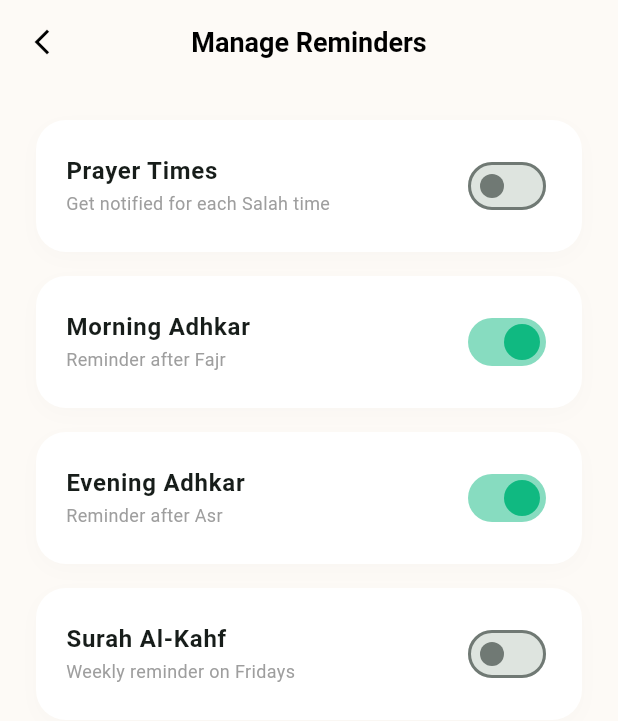
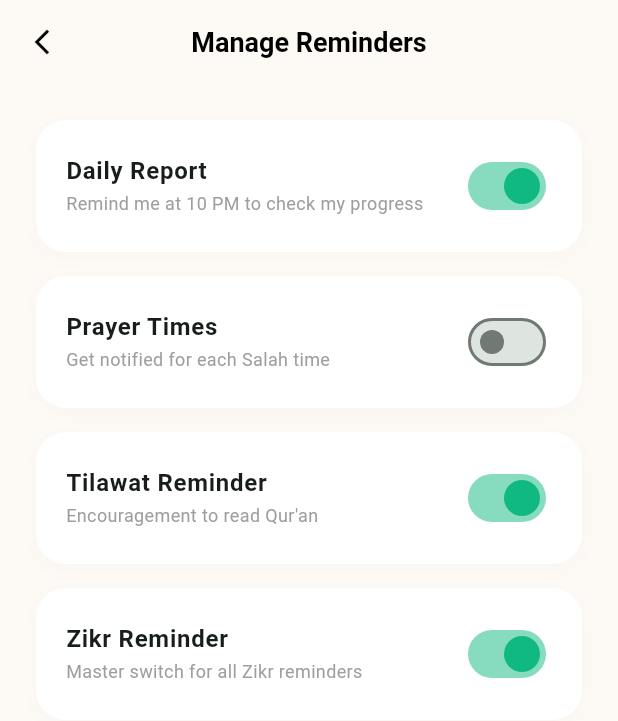
Before and after one commit to AbdulKadir-22/Ramazaan-Amaal, a Flutter app: the ManageRemindersScreen screen opened directly, after a tap on "Prayer Times", on a phone screen of 412 x 824 dp. Shown: the top 721 px of the screen. Run offline on Flutter 3.47's test engine with Material 3 defaults, Android fonts, the phone set to English and light mode, and no system bars; our stand-ins replace flutter_local_notifications, flutter_timezone, hijri, hive, hive_flutter, screenshot and 2 more; accounts and stored records are empty.

Commit message:
notifications: local done

```diff
--- /dev/null
+++ b/lib/core/providers/notification_settings_provider.dart
@@ -0,0 +1,157 @@
+import 'package:flutter/material.dart';
+import 'package:hive_flutter/hive_flutter.dart';
+import '../services/notification_service.dart';
+
+class NotificationSettingsProvider extends ChangeNotifier {
+  final Box _box = Hive.box('userBox');
+  final NotificationService _notificationService = NotificationService();
+
+  bool _dailyReportEnabled = true;
+  bool _salahEnabled = true;
+  bool _tilawatEnabled = true;
+  bool _zikrEnabled = true;
+
+  bool get dailyReportEnabled => _dailyReportEnabled;
+  bool get salahEnabled => _salahEnabled;
+  bool get tilawatEnabled => _tilawatEnabled;
+  bool get zikrEnabled => _zikrEnabled;
+
+  void loadSettings() {
+    _dailyReportEnabled = _box.get('daily_report_enabled', defaultValue: true);
+    _salahEnabled = _box.get('salah_enabled', defaultValue: true);
+    _tilawatEnabled = _box.get('tilawat_enabled', defaultValue: true);
+    _zikrEnabled = _box.get('zikr_enabled', defaultValue: true);
+
+    // Ensure 10 PM notification is scheduled if enabled
+    if (_dailyReportEnabled) {
+      _notificationService.scheduleDailyReportNotification();
+    }
+
+    notifyListeners();
+  }
+
+  Future<void> setDailyReportEnabled(bool value) async {
+    _dailyReportEnabled = value;
+    await _box.put('daily_report_enabled', value);
+
+    if (value) {
+      await _notificationService.scheduleDailyReportNotification();
+    } else {
+      await _notificationService.cancelNotification(NotificationService.ID_DAILY_REPORT);
+    }
+
+    notifyListeners();
+  }
+
+  Future<void> setSalahEnabled(bool value) async {
+    _salahEnabled = value;
+    await _box.put('salah_enabled', value);
+
+    if (value) {
+      // Re-schedule all set prayer times
+      final times = _box.get('prayer_reminder_times', defaultValue: {});
+      final prayerTimes = Map<String, String?>.from(times);
+
+      final idMap = {
+        'Fajr': NotificationService.ID_FAJR,
+        'Dhuhr': NotificationService.ID_DHUHR,
+        'Asr': NotificationService.ID_ASR,
+        'Maghrib': NotificationService.ID_MAGHRIB,
+        'Isha': NotificationService.ID_ISHA,
+        'Taraweeh': NotificationService.ID_TARAWEEH,
+      };
+
+      for (var entry in prayerTimes.entries) {
+        if (entry.value != null) {
+          final parts = entry.value!.split(':');
+          final time = TimeOfDay(hour: int.parse(parts[0]), minute: int.parse(parts[1]));
+          await _notificationService.scheduleDailyNotification(
+            id: idMap[entry.key] ?? entry.key.hashCode,
+            title: "Prayer Reminder: ${entry.key}",
+            body: "It's time for ${entry.key} prayer. Don't forget to record it!",
+            time: time,
+            channelId: 'prayer_reminders',
+            channelName: 'Prayer Reminders',
+          );
+        }
+      }
+    } else {
+      // Cancel all prayer notifications
+      final ids = [
+        NotificationService.ID_FAJR,
+        NotificationService.ID_DHUHR,
+        NotificationService.ID_ASR,
+        NotificationService.ID_MAGHRIB,
+        NotificationService.ID_ISHA,
+        NotificationService.ID_TARAWEEH,
+      ];
+      for (var id in ids) {
+        await _notificationService.cancelNotification(id);
+      }
+    }
+
+    notifyListeners();
+  }
+
+  Future<void> setTilawatEnabled(bool value) async {
+    _tilawatEnabled = value;
+    await _box.put('tilawat_enabled', value);
+
+    if (value) {
+      final timeStr = _box.get('tilawat_reminder_time');
+      if (timeStr != null) {
+        final parts = timeStr.split(':');
+        final time = TimeOfDay(hour: int.parse(parts[0]), minute: int.parse(parts[1]));
+        await _notificationService.scheduleDailyNotification(
+          id: NotificationService.ID_TILAWAT,
+          title: "📖 Time for Tilawat",
+          body: "Keep going! Read a few pages of the Holy Qur'an to stay on track.",
+          time: time,
+          channelId: 'tilawat_reminders',
+          channelName: 'Tilawat Reminders',
+        );
+      }
+    } else {
+      await _notificationService.cancelNotification(NotificationService.ID_TILAWAT);
+    }
+
+    notifyListeners();
+  }
+
+  Future<void> setZikrEnabled(bool value) async {
+    _zikrEnabled = value;
+    await _box.put('zikr_enabled', value);
+
+    final zikrListRaw = _box.get('zikr_list', defaultValue: []);
+    final zikrList = List<Map<String, dynamic>>.from(zikrListRaw.map((e) => Map<String, dynamic>.from(e)));
+
+    if (value) {
+      // Re-schedule all Zikr notifications
+      for (var zikr in zikrList) {
+        final reminderTime = zikr['reminderTime'];
+        if (reminderTime != null && reminderTime.isNotEmpty) {
+          final parts = reminderTime.split(':');
+          final time = TimeOfDay(hour: int.parse(parts[0]), minute: int.parse(parts[1]));
+          await _notificationService.scheduleDailyNotification(
+            id: zikr['id'].hashCode,
+            title: "📿 Zikr Reminder",
+            body: "Time for your ${zikr['name']} Amaal.",
+            time: time,
+            channelId: 'zikr_reminders',
+            channelName: 'Zikr Reminders',
+          );
+        }
+      }
+    } else {
+      // Cancel all Zikr notifications
+      for (var zikr in zikrList) {
+        final id = zikr['id'];
+        if (id != null) {
+          await _notificationService.cancelNotification(id.hashCode);
+        }
+      }
+    }
+
+    notifyListeners();
+  }
+}
--- a/lib/core/services/notification_service.dart
+++ b/lib/core/services/notification_service.dart
@@ -12,24 +12,40 @@
   final FlutterLocalNotificationsPlugin flutterLocalNotificationsPlugin =
       FlutterLocalNotificationsPlugin();
 
+  // Notification IDs
+  static const int ID_DAILY_REPORT = 1000;
+  static const int ID_TILAWAT = 999;
+  static const int ID_FAJR = 101;
+  static const int ID_DHUHR = 102;
+  static const int ID_ASR = 103;
+  static const int ID_MAGHRIB = 104;
+  static const int ID_ISHA = 105;
+  static const int ID_TARAWEEH = 106;
+
   Future<void> init() async {
     try {
       tz_data.initializeTimeZones();
-      // flutter_timezone 5.0.1 returns a TimezoneInfo object, we need the name/identifier string
       final timezoneInfo = await FlutterTimezone.getLocalTimezone();
       String timeZoneName = timezoneInfo.identifier;
 
-      // Handle legacy timezone names if necessary
-      if (timeZoneName == 'Asia/Calcutta') {
-        timeZoneName = 'Asia/Kolkata';
+      debugPrint('DEBUG: Detected Timezone Identifier: $timeZoneName');
+
+      try {
+        tz.setLocalLocation(tz.getLocation(timeZoneName));
+      } catch (e) {
+        // More aggressive fallback for India specifically as it's a common fail point
+        if (timeZoneName == 'Asia/Calcutta' || timeZoneName.contains('India')) {
+          tz.setLocalLocation(tz.getLocation('Asia/Kolkata'));
+        } else if (timeZoneName.contains('Karachi')) {
+          tz.setLocalLocation(tz.getLocation('Asia/Karachi'));
+        } else {
+          debugPrint('DEBUG: Falling back to UTC due to: $e');
+          tz.setLocalLocation(tz.getLocation('UTC'));
+        }
       }
-
-      debugPrint('Timezone detected: $timeZoneName');
-      final location = tz.getLocation(timeZoneName);
-      tz.setLocalLocation(location);
+      debugPrint('DEBUG: Effective Timezone: ${tz.local.name}');
     } catch (e) {
-      debugPrint('Failed to get local timezone: $e');
-      // Fallback to UTC if timezone detection fails
+      debugPrint('DEBUG: Fatal Timezone Error: $e');
       try {
         tz.setLocalLocation(tz.getLocation('UTC'));
       } catch (_) {}
@@ -58,17 +74,25 @@
     );
   }
 
+  Future<Map<String, String>> getInternalInfo() async {
+    return {
+      'timezone_plugin': await FlutterTimezone.getLocalTimezone().then((v) => v.identifier).catchError((e) => 'Error: $e'),
+      'tz_local_name': tz.local.name,
+      'system_now': DateTime.now().toString(),
+      'tz_now': tz.TZDateTime.now(tz.local).toString(),
+    };
+  }
+
   Future<void> requestPermissions() async {
-    // Android 13+ requires explicit permission
-    await flutterLocalNotificationsPlugin
-        .resolvePlatformSpecificImplementation<
-            AndroidFlutterLocalNotificationsPlugin>()
-        ?.requestNotificationsPermission();
+    // Android 13+ requires explicit notification permission
+    final androidPlugin = flutterLocalNotificationsPlugin
+        .resolvePlatformSpecificImplementation<AndroidFlutterLocalNotificationsPlugin>();
 
-     await flutterLocalNotificationsPlugin
-        .resolvePlatformSpecificImplementation<
-            AndroidFlutterLocalNotificationsPlugin>()
-        ?.requestExactAlarmsPermission();
+    if (androidPlugin != null) {
+      await androidPlugin.requestNotificationsPermission();
+      // This is the crucial one for Android 12+. Guide user if it fails.
+      await androidPlugin.requestExactAlarmsPermission();
+    }
 
     // iOS permissions
     await flutterLocalNotificationsPlugin
@@ -86,22 +110,30 @@
     required String title,
     required String body,
     required TimeOfDay time,
-    String channelId = 'daily_reminders',
-    String channelName = 'Daily Reminders',
+    String channelId = 'ramazan_reminders_v1',
+    String channelName = 'Reminders',
   }) async {
-    final now = tz.TZDateTime.now(tz.local);
-    var scheduledDate = tz.TZDateTime(
-      tz.local,
-      now.year,
-      now.month,
-      now.day,
+    // 1. Get current system time (most reliable reference)
+    final systemNow = DateTime.now();
+
+    // 2. Build the target date/time for TODAY using system components
+    DateTime targetDateTime = DateTime(
+      systemNow.year,
+      systemNow.month,
+      systemNow.day,
       time.hour,
       time.minute,
     );
 
-    if (scheduledDate.isBefore(now)) {
-      scheduledDate = scheduledDate.add(const Duration(days: 1));
+    // 3. If target is in the past, move it to tomorrow
+    if (targetDateTime.isBefore(systemNow)) {
+      targetDateTime = targetDateTime.add(const Duration(days: 1));
     }
+
+    // 4. Convert to TZDateTime for the plugin
+    final scheduledDate = tz.TZDateTime.from(targetDateTime, tz.local);
+
+    debugPrint('DEBUG: Scheduling $title for $scheduledDate (System: $targetDateTime)');
 
     await flutterLocalNotificationsPlugin.zonedSchedule(
       id,
@@ -112,11 +144,18 @@
         android: AndroidNotificationDetails(
           channelId,
           channelName,
-          channelDescription: 'Repeating daily reminders',
           importance: Importance.max,
           priority: Priority.high,
+          styleInformation: BigTextStyleInformation(body),
+          // Ensure it can wake the device
+          fullScreenIntent: false,
+          category: AndroidNotificationCategory.reminder,
         ),
-        iOS: const DarwinNotificationDetails(),
+        iOS: const DarwinNotificationDetails(
+          presentAlert: true,
+          presentBadge: true,
+          presentSound: true,
+        ),
       ),
       androidScheduleMode: AndroidScheduleMode.exactAllowWhileIdle,
       uiLocalNotificationDateInterpretation:
@@ -125,26 +164,65 @@
     );
   }
 
+  Future<void> scheduleDailyReportNotification() async {
+    await scheduleDailyNotification(
+      id: ID_DAILY_REPORT,
+      title: "📊 Your Daily Report is Here",
+      body: "Check your progress before you sleep! How was your day today?",
+      time: const TimeOfDay(hour: 22, minute: 0),
+      channelId: 'daily_report_reminders',
+      channelName: 'Daily Report Reminders',
+    );
+  }
+
+  /// Schedules a test notification using a completely different strategy
   Future<void> scheduleTestNotification() async {
-    final now = tz.TZDateTime.now(tz.local);
-    final scheduledDate = now.add(const Duration(seconds: 5));
+    final systemNow = DateTime.now();
+    final targetDateTime = systemNow.add(const Duration(seconds: 5));
+    final scheduledDate = tz.TZDateTime.from(targetDateTime, tz.local);
+
+    debugPrint('DEBUG: Simple 5s Test for $scheduledDate');
 
     await flutterLocalNotificationsPlugin.zonedSchedule(
-      0,
-      '🚀 Test Notification',
-      'If you see this, notifications are working perfectly!',
+      999,
+      '🎯 Quick Test (5s)',
+      'Scheduled via Time-Bridging strategy.',
       scheduledDate,
       const NotificationDetails(
         android: AndroidNotificationDetails(
-          'test_channel',
-          'Test Notifications',
-          channelDescription: 'For testing purposes',
+          'test_channel_v2',
+          'Test Channel',
           importance: Importance.max,
           priority: Priority.high,
         ),
         iOS: DarwinNotificationDetails(),
       ),
       androidScheduleMode: AndroidScheduleMode.exactAllowWhileIdle,
+      uiLocalNotificationDateInterpretation:
+          UILocalNotificationDateInterpretation.absoluteTime,
+    );
+  }
+
+  Future<void> scheduleTestInexactNotification() async {
+    final systemNow = DateTime.now();
+    final targetDateTime = systemNow.add(const Duration(seconds: 10));
+    final scheduledDate = tz.TZDateTime.from(targetDateTime, tz.local);
+
+    await flutterLocalNotificationsPlugin.zonedSchedule(
+      888,
+      '🧪 Inexact Test (10s)',
+      'This avoids strict system rules.',
+      scheduledDate,
+      const NotificationDetails(
+        android: AndroidNotificationDetails(
+          'test_channel_v2',
+          'Test Channel',
+          importance: Importance.max,
+          priority: Priority.high,
+        ),
+        iOS: DarwinNotificationDetails(),
+      ),
+      androidScheduleMode: AndroidScheduleMode.inexactAllowWhileIdle,
       uiLocalNotificationDateInterpretation:
           UILocalNotificationDateInterpretation.absoluteTime,
     );
@@ -165,7 +243,6 @@
         android: AndroidNotificationDetails(
           channelId,
           channelName,
-          channelDescription: 'For immediate alerts and announcements',
           importance: Importance.max,
           priority: Priority.high,
         ),
--- a/lib/features/settings/screens/manage_reminders_screen.dart
+++ b/lib/features/settings/screens/manage_reminders_screen.dart
@@ -1,21 +1,14 @@
 import 'package:flutter/material.dart';
+import 'package:provider/provider.dart';
+import '../../../core/providers/notification_settings_provider.dart';
 
-class ManageRemindersScreen extends StatefulWidget {
+class ManageRemindersScreen extends StatelessWidget {
   const ManageRemindersScreen({super.key});
 
   @override
-  State<ManageRemindersScreen> createState() => _ManageRemindersScreenState();
-}
+  Widget build(BuildContext context) {
+    final settings = Provider.of<NotificationSettingsProvider>(context);
 
-class _ManageRemindersScreenState extends State<ManageRemindersScreen> {
-  // Example state variables
-  bool _salahNotifications = true;
-  bool _morningAdhkar = true;
-  bool _eveningAdhkar = true;
-  bool _fridayReminder = false;
-
-  @override
-  Widget build(BuildContext context) {
     return Scaffold(
       backgroundColor: const Color(0xFFFDFAF6),
       appBar: AppBar(
@@ -36,31 +29,31 @@
         child: Column(
           children: [
             _buildReminderCard(
-              title: "Prayer Times",
-              subtitle: "Get notified for each Salah time",
-              value: _salahNotifications,
-              onChanged: (v) => setState(() => _salahNotifications = v),
+              title: "Daily Report",
+              subtitle: "Remind me at 10 PM to check my progress",
+              value: settings.dailyReportEnabled,
+              onChanged: (v) => settings.setDailyReportEnabled(v),
             ),
             const SizedBox(height: 16),
             _buildReminderCard(
-              title: "Morning Adhkar",
-              subtitle: "Reminder after Fajr",
-              value: _morningAdhkar,
-              onChanged: (v) => setState(() => _morningAdhkar = v),
+              title: "Prayer Times",
+              subtitle: "Get notified for each Salah time",
+              value: settings.salahEnabled,
+              onChanged: (v) => settings.setSalahEnabled(v),
             ),
             const SizedBox(height: 16),
             _buildReminderCard(
-              title: "Evening Adhkar",
-              subtitle: "Reminder after Asr",
-              value: _eveningAdhkar,
-              onChanged: (v) => setState(() => _eveningAdhkar = v),
+              title: "Tilawat Reminder",
+              subtitle: "Encouragement to read Qur'an",
+              value: settings.tilawatEnabled,
+              onChanged: (v) => settings.setTilawatEnabled(v),
             ),
             const SizedBox(height: 16),
             _buildReminderCard(
-              title: "Surah Al-Kahf",
-              subtitle: "Weekly reminder on Fridays",
-              value: _fridayReminder,
-              onChanged: (v) => setState(() => _fridayReminder = v),
+              title: "Zikr Reminder",
+              subtitle: "Master switch for all Zikr reminders",
+              value: settings.zikrEnabled,
+              onChanged: (v) => settings.setZikrEnabled(v),
             ),
           ],
         ),
--- a/lib/features/tilawat/providers/tilawat_provider.dart
+++ b/lib/features/tilawat/providers/tilawat_provider.dart
@@ -79,15 +79,17 @@
 
   // Reminder Logic (Similar to your ZikrProvider)
   Future<void> setTilawatReminder(TimeOfDay time) async {
-    // We use a fixed ID for Tilawat reminder (e.g., 999) to overwrite previous ones
+    // We use a fixed ID for Tilawat reminder to overwrite previous ones
+    if (_box.get('tilawat_enabled', defaultValue: true)) {
       await _notificationService.scheduleDailyNotification(
-      id: 999,
+        id: NotificationService.ID_TILAWAT,
         title: "📖 Time for Tilawat",
         body: "Keep going! Read a few pages of the Holy Qur'an to stay on track.",
         time: time,
         channelId: 'tilawat_reminders',
         channelName: 'Tilawat Reminders',
       );
+    }
 
     // Save preference
     await _box.put('tilawat_reminder_time', '${time.hour}:${time.minute.toString().padLeft(2, '0')}');
--- a/lib/features/zikr/providers/zikr_provider.dart
+++ b/lib/features/zikr/providers/zikr_provider.dart
@@ -77,6 +77,7 @@
         final parts = newReminder.split(':');
         final time = TimeOfDay(hour: int.parse(parts[0]), minute: int.parse(parts[1]));
 
+        if (_box.get('zikr_enabled', defaultValue: true)) {
           await _notificationService.scheduleDailyNotification(
             id: id.hashCode,
             title: "📿 Zikr Reminder",
@@ -85,6 +86,7 @@
             channelId: 'zikr_reminders',
             channelName: 'Zikr Reminders',
           );
+        }
       } else {
         // If reminder was removed, cancel the notification
         await _notificationService.cancelNotification(id.hashCode);
@@ -113,6 +115,7 @@
       final timeString = '${time.hour}:${time.minute.toString().padLeft(2, '0')}';
       _zikrList[index]['reminderTime'] = timeString;
 
+      if (_box.get('zikr_enabled', defaultValue: true)) {
         await _notificationService.scheduleDailyNotification(
           id: id.hashCode,
           title: "📿 Zikr Reminder",
@@ -121,6 +124,7 @@
           channelId: 'zikr_reminders',
           channelName: 'Zikr Reminders',
         );
+      }
 
       await _saveToHive();
       notifyListeners();
--- a/lib/main.dart
+++ b/lib/main.dart
@@ -8,6 +8,7 @@
 import 'features/home/providers/daily_progress_provider.dart';
 import 'features/tilawat/providers/tilawat_provider.dart';
 import 'features/salah/providers/prayer_reminder_provider.dart';
+import 'core/providers/notification_settings_provider.dart';
 import 'features/splash/screens/splash_screen.dart';
 
 void main() async {
@@ -43,6 +44,7 @@
         ChangeNotifierProvider(create: (_) => ZikrProvider()..loadZikrData()),
         ChangeNotifierProvider(create: (_) => TilawatProvider()..loadTilawatData()),
         ChangeNotifierProvider(create: (_) => PrayerReminderProvider()..loadTimes()),
+        ChangeNotifierProvider(create: (_) => NotificationSettingsProvider()..loadSettings()),
       ],
       child: MaterialApp(
         debugShowCheckedModeBanner: false,
```
Also changed, not shown: lib/features/salah/providers/prayer_reminder_provider.dart (+14 -12 lines), lib/features/settings/screens/settings_screen.dart (+6 -6 lines), 1 other file. Lines whose indentation alone changed are shown as unchanged.
